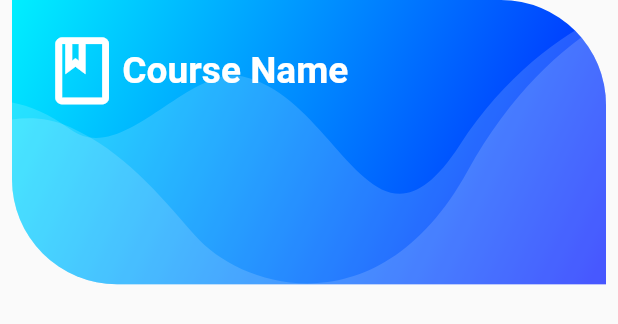
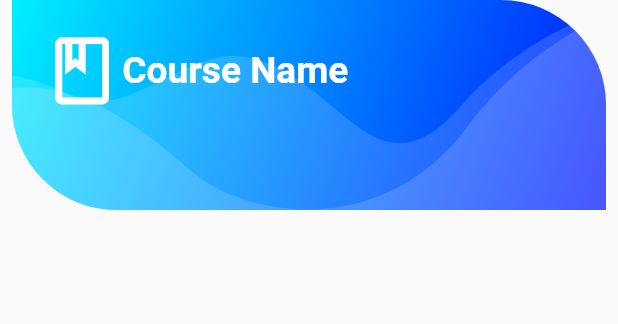
Before and after one commit to xXhalemXx/E-sheet, a Flutter app: the CourseListTail widget shown alone on an empty page, opened directly, on a phone screen of 412 x 824 dp. Shown: the top 324 px of the screen. Run offline on Flutter 3.47's test engine with Material 2 defaults, Android fonts, the phone set to English and light mode, and no system bars; drawn by our look-alikes of auto_size_text; our stand-ins replace bloc, device_preview, flutter_bloc, flutter_native_splash, flutter_styled_toast, flutter_svg and 5 more; missing offline and left inert: nearby_connections, syncfusion_flutter_xlsio; accounts and stored records are empty; project files that could hold a hidden picture were left out.

Commit message:
change some colors and removing some words from UI decrease size of courseList Tail

```diff
--- a/lib/features/courses/presentation/widgets/home_page_widgets/course_style_tail.dart
+++ b/lib/features/courses/presentation/widgets/home_page_widgets/course_style_tail.dart
@@ -14,7 +14,8 @@ class CourseListTail extends StatelessWidget {
 
   @override
   Widget build(BuildContext context) {
-    double hight=MediaQuery.of(context).size.height*0.23;
+    //23 old value for height
+    double hight=MediaQuery.of(context).size.height*0.17;
     double width=MediaQuery.of(context).size.width;
     return Padding(
       padding: const EdgeInsets.only(left: 8.0,right: 8.0,bottom: 15.0),
--- a/lib/features/settings/presentation/pages/export_screen.dart
+++ b/lib/features/settings/presentation/pages/export_screen.dart
@@ -44,6 +44,7 @@ class ExportScreen extends StatelessWidget {
         colors: [
           AllColors.firstColorExport,
           AllColors.secColorExport,
+          AllColors.secColorExport,
           AllColors.lastColorExport,
         ],
         begin: Alignment.bottomCenter,
--- a/lib/features/students/presentation/widgets/students_list/student_style_tail.dart
+++ b/lib/features/students/presentation/widgets/students_list/student_style_tail.dart
@@ -44,7 +44,7 @@ class _StudentListTailState extends State<StudentListTail> {
           title: Padding(
             padding: const EdgeInsets.only(top: 4),
             child: AutoSizeText(
-              "${AllTexts.name}: ${widget.studentName}",
+              widget.studentName,
               maxLines: 1,
             ),
           ),
@@ -63,7 +63,7 @@ class _StudentListTailState extends State<StudentListTail> {
               deleteStudentDialog(context, widget.studentName,
                   widget.courseName, widget.studentNationalId);
             },
-            icon: const Icon(Icons.delete),
+            icon: const Icon(Icons.delete,),
             splashColor: Colors.red,
             splashRadius: 25,
           ),
```
Also changed, not shown: lib/core/general_use/constant.dart (+6 -3 lines).
